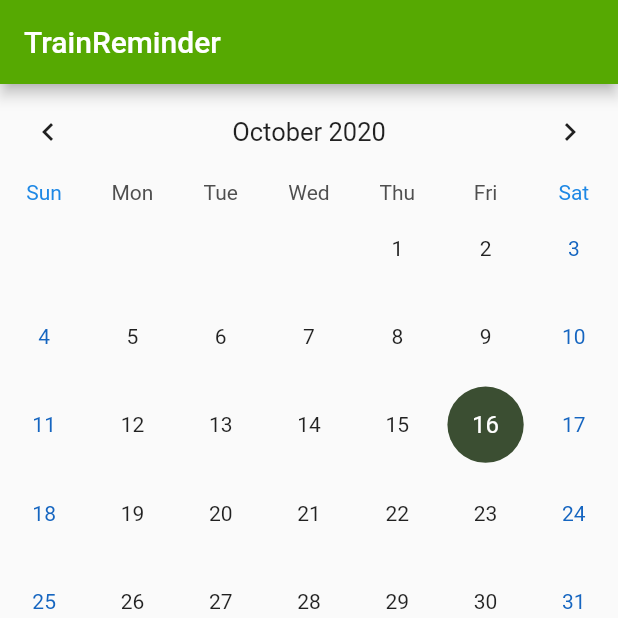
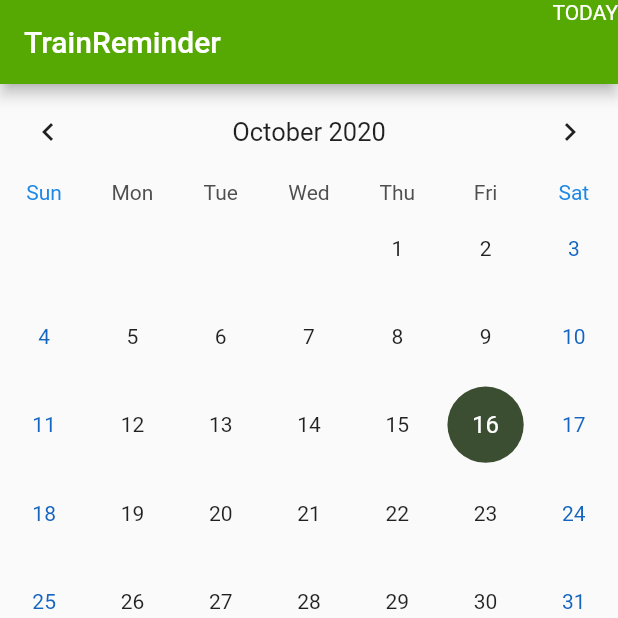
Before and after one commit to serious198706/train_reminder, a Flutter app: the screen it shows after launch, on a phone screen of 412 x 824 dp, the top half of it. Run offline on Flutter 3.47's test engine with Material 2 defaults, Android fonts, the phone set to English and light mode, and no system bars; drawn by our look-alikes of table_calendar; our stand-ins replace sqflite; accounts and stored records are empty.

Commit message:
add today button

```diff
--- a/lib/main_page.dart
+++ b/lib/main_page.dart
@@ -44,6 +44,14 @@ class _MainPageState extends State<MainPage> {
       appBar: AppBar(
         title: Text('TrainReminder'),
         backgroundColor: Color(0xFF56A902),
+        actions: [
+          GestureDetector(
+            child: Text('TODAY'),
+            onTap: () {
+              _calendarController.setSelectedDay(DateTime.now());
+            },
+          )
+        ],
       ),
       body: Column(children: [
         _buildTableCalendarWithBuilders(),
```
